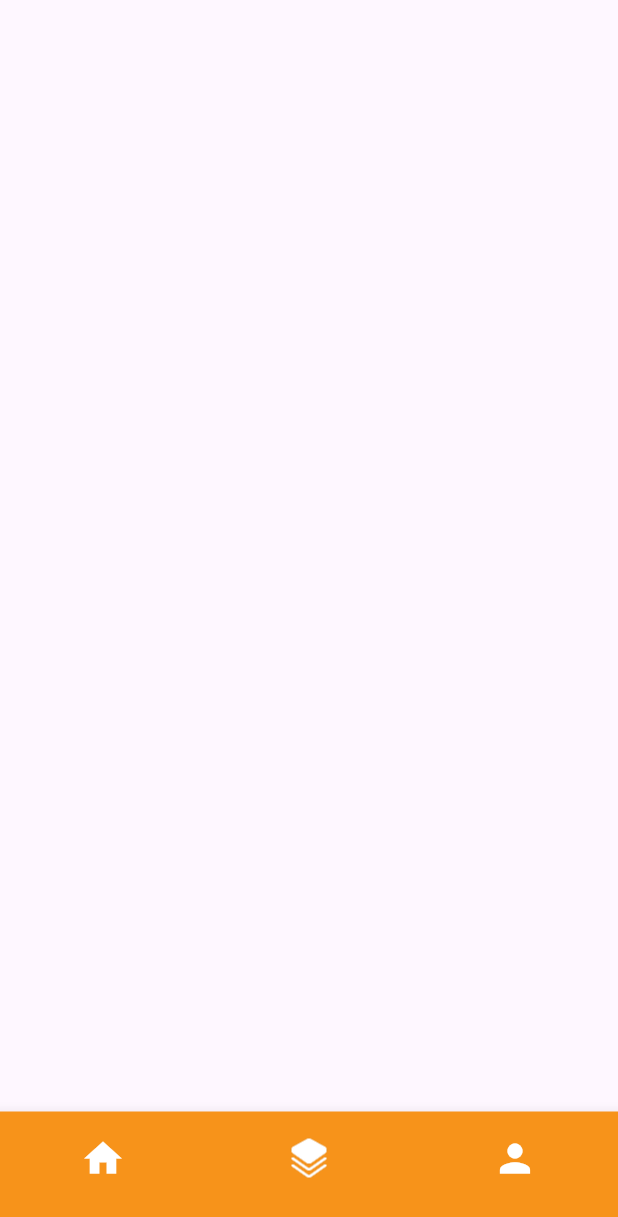
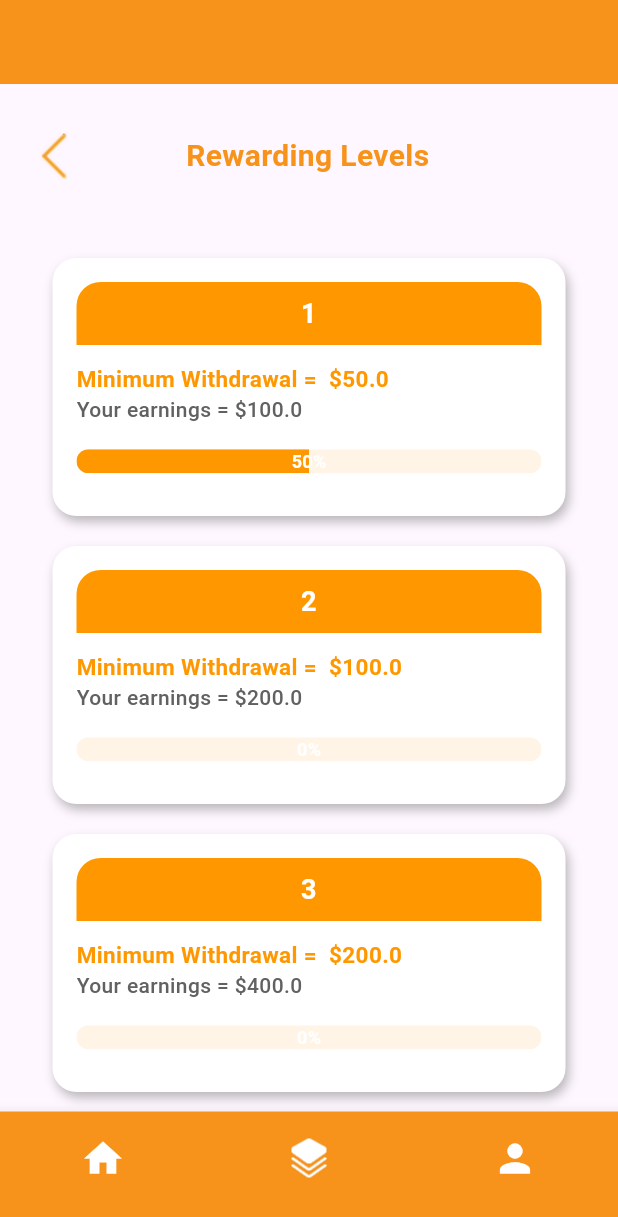
Before and after one commit to ayushxx01/coinbase_assignment, a Flutter app: the RewardPage screen opened directly, on a phone screen of 412 x 824 dp. Shown: the top 1217 px of the screen. Run offline on Flutter 3.47's test engine with Material 3 defaults, Android fonts, the light colour scheme and no system bars.

Commit message:
ui fixes

```diff
--- a/lib/presentation/screens/reward.dart
+++ b/lib/presentation/screens/reward.dart
@@ -1,6 +1,7 @@
 import 'package:coinboost/presentation/screens/assignment_page.dart';
 import 'package:coinboost/presentation/screens/profile.dart';
 import 'package:coinboost/presentation/widgets/custom_bottom_bar.dart';
+import 'package:coinboost/presentation/widgets/instruction_card.dart';
 import 'package:flutter/material.dart';
 
 class RewardPage extends StatelessWidget {
@@ -8,6 +9,44 @@ class RewardPage extends StatelessWidget {
 
   @override
   Widget build(BuildContext context) {
-    return Scaffold(bottomNavigationBar: CustomBottomBar());
+    return Scaffold(
+      appBar: AppBar(backgroundColor: Color(0xFFF7931A)),
+      body: Padding(
+        padding: const EdgeInsets.only(left: 8, right: 8),
+        child: Column(
+          children: [
+            SizedBox(height: 20),
+            Row(
+              mainAxisAlignment: MainAxisAlignment.start,
+              children: [
+                IconButton(
+                  icon: Image.asset('assets/Back.png'),
+                  onPressed: () {
+                    Navigator.pop(context);
+                  },
+                ),
+                SizedBox(width: 60),
+                Text(
+                  'Rewarding Levels',
+                  style: TextStyle(
+                    fontSize: 20,
+                    color: Color(0xFFF7931A),
+                    fontWeight: FontWeight.w700,
+                  ),
+                ),
+              ],
+            ),
+            SizedBox(height: 40),
+
+            ProgressCard(progress: 0.5, level: '1', price: 50, price2: 100),
+            const SizedBox(height: 20),
+            ProgressCard(progress: 0.0, level: '2', price: 100, price2: 200),
+            const SizedBox(height: 20),
+            ProgressCard(progress: 0.0, level: '3', price: 200, price2: 400),
+          ],
+        ),
+      ),
+      bottomNavigationBar: CustomBottomBar(),
+    );
   }
 }
--- /dev/null
+++ b/lib/presentation/widgets/instruction_card.dart
@@ -0,0 +1,111 @@
+import 'package:flutter/material.dart';
+
+class ProgressCard extends StatelessWidget {
+  final double progress;
+  final String level;
+  final double price;
+  final double price2;
+
+  const ProgressCard({
+    super.key,
+    required this.progress,
+    required this.level,
+    required this.price,
+    required this.price2,
+  }); // 50% progress
+
+  @override
+  Widget build(BuildContext context) {
+    return Container(
+      height: 172,
+      width: 342,
+      padding: EdgeInsets.all(16),
+      decoration: BoxDecoration(
+        color: Colors.white,
+        borderRadius: BorderRadius.circular(16),
+        boxShadow: [
+          BoxShadow(color: Colors.black26, blurRadius: 5, offset: Offset(2, 4)),
+        ],
+      ),
+      child: Column(
+        crossAxisAlignment: CrossAxisAlignment.start,
+        children: [
+          // Top Orange Header
+          Container(
+            width: double.infinity,
+            padding: EdgeInsets.symmetric(vertical: 8),
+            decoration: BoxDecoration(
+              color: Colors.orange,
+              borderRadius: BorderRadius.only(
+                topLeft: Radius.circular(16),
+                topRight: Radius.circular(16),
+              ),
+            ),
+            child: Text(
+              level,
+              textAlign: TextAlign.center,
+              style: TextStyle(
+                fontSize: 18,
+                fontWeight: FontWeight.bold,
+                color: Colors.white,
+              ),
+            ),
+          ),
+
+          SizedBox(height: 12),
+
+          // Minimum Withdrawal Text
+          Text(
+            "Minimum Withdrawal =  \$$price",
+            style: TextStyle(
+              fontSize: 15,
+              fontWeight: FontWeight.bold,
+              color: Colors.orange,
+            ),
+          ),
+
+          // Earnings Text
+          Text(
+            "Your earnings = \$$price2",
+            style: TextStyle(
+              fontSize: 14,
+              fontWeight: FontWeight.w500,
+              color: Colors.grey[700],
+            ),
+          ),
+
+          SizedBox(height: 16),
+
+          // Progress Bar with Text Overlay
+          Stack(
+            alignment: Alignment.center,
+            children: [
+              // Progress Bar
+              ClipRRect(
+                borderRadius: BorderRadius.circular(20),
+                child: LinearProgressIndicator(
+                  value: progress,
+                  backgroundColor: Colors.orange.withOpacity(0.1),
+                  color: Colors.orange,
+                  minHeight: 16,
+                ),
+              ),
+
+              // Percentage Text on Progress Bar
+              Text(
+                "${(progress * 100).toInt()}%",
+                style: TextStyle(
+                  fontSize: 12,
+                  fontWeight: FontWeight.bold,
+                  color: Colors.white,
+                ),
+              ),
+            ],
+          ),
+
+          SizedBox(height: 10),
+        ],
+      ),
+    );
+  }
+}
```
Also changed, not shown: lib/presentation/screens/assignment_page.dart (+6 -11 lines), lib/presentation/screens/news_screen.dart (+39 -9 lines).
